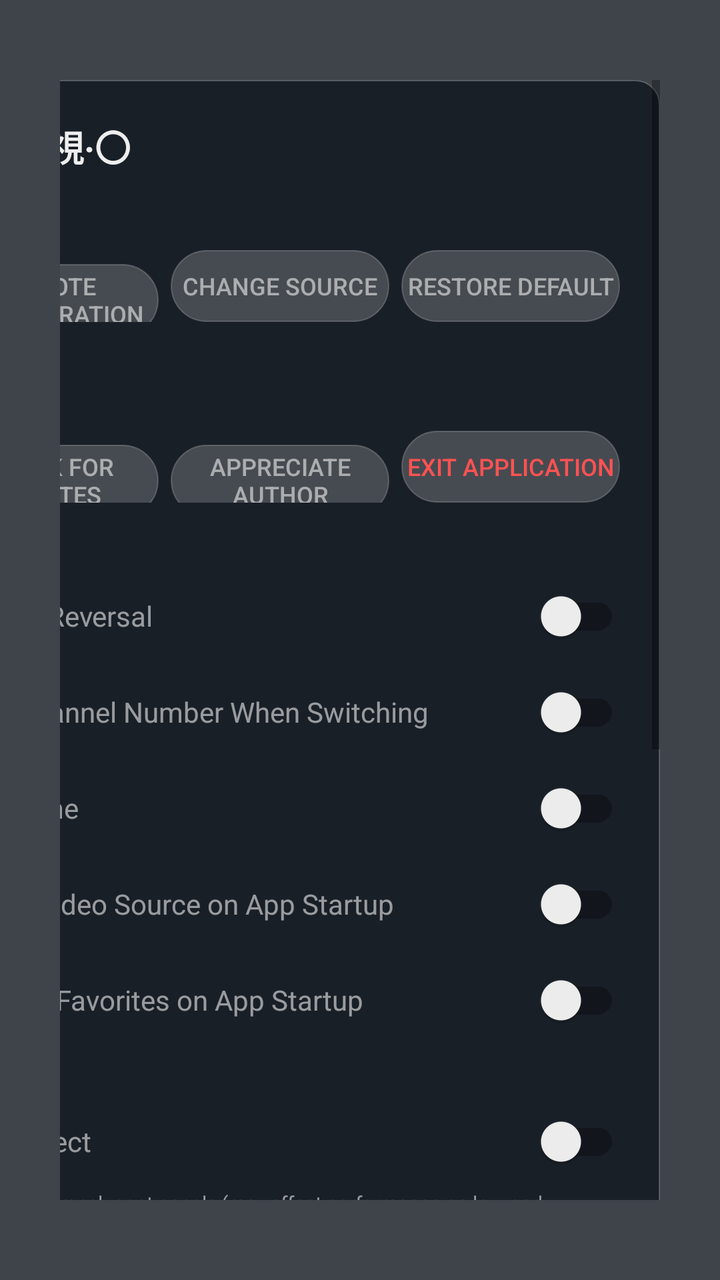
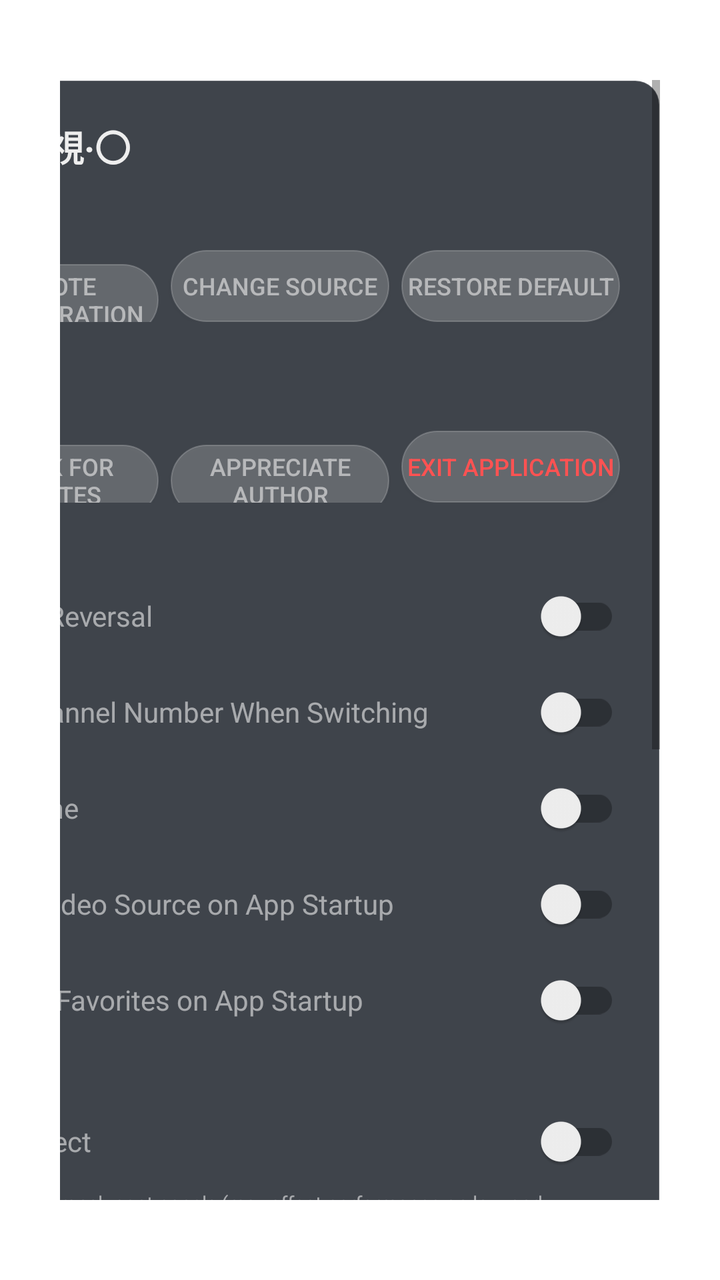

The first picture is an Android layout as it rendered before a commit; the second is the same layout after the commit. The layout source and the unified diff follow.
<!-- AndroidManifest.xml: fallback theme Theme.MaterialComponents.DayNight.NoActionBar -->
<!-- res/layout/setting.xml -->
<?xml version="1.0" encoding="utf-8"?>
<LinearLayout xmlns:android="http://schemas.android.com/apk/res/android"
    xmlns:app="http://schemas.android.com/apk/res-auto"
    android:id="@+id/setting"
    android:layout_width="match_parent"
    android:layout_height="match_parent"
    android:clickable="true"
    android:focusable="false"
    android:background="@color/surface"
    android:gravity="end"
    android:paddingHorizontal="30dp"
    android:paddingVertical="40dp"
    >
    <ScrollView
        android:id="@+id/container"
        android:layout_width="380dp"
        android:layout_height="match_parent"
        android:fillViewport="true"
        >
    <LinearLayout
        android:id="@+id/content"
        android:layout_width="match_parent"
        android:layout_height="wrap_content"
        android:orientation="vertical"
        android:padding="20dp"
        android:background="@drawable/bg_panel_rounded"
        >

        
        <LinearLayout
            android:layout_width="match_parent"
            android:layout_height="wrap_content"
            android:orientation="horizontal"
            android:layout_marginBottom="16dp"
            >
            <androidx.appcompat.widget.AppCompatTextView
                android:id="@+id/name"
                android:layout_width="wrap_content"
                android:layout_height="wrap_content"
                android:textColor="@color/title_blur"
                android:text="@string/app_name"
                android:textSize="18sp"
                android:textStyle="bold"
                android:layout_gravity="bottom" />
            <androidx.appcompat.widget.AppCompatTextView
                android:id="@+id/version_name"
                android:layout_width="wrap_content"
                android:layout_height="wrap_content"
                android:textColor="@color/description_blur"
                android:text=""
                android:textSize="12sp"
                android:layout_gravity="bottom"
                android:layout_marginStart="8dp" />
            <androidx.appcompat.widget.AppCompatTextView
                android:id="@+id/version"
                android:layout_width="wrap_content"
                android:layout_height="wrap_content"
                android:textColor="@color/description_blur"
                android:text=""
                android:textSize="11sp"
                android:layout_gravity="bottom"
                android:layout_marginStart="8dp"
                android:maxLines="1"
                android:ellipsize="end"
                />
        </LinearLayout>

        
        <androidx.appcompat.widget.AppCompatTextView
            android:layout_width="wrap_content"
            android:layout_height="wrap_content"
            android:textColor="@color/description_blur"
            android:textSize="10sp"
            android:text="数据源"
            android:letterSpacing="0.1"
            android:layout_marginBottom="8dp"
            android:textAllCaps="true"/>

        <LinearLayout
            android:layout_width="match_parent"
            android:layout_height="wrap_content"
            android:orientation="horizontal"
            android:layout_marginBottom="4dp"
            >
            <androidx.appcompat.widget.AppCompatButton
                android:id="@+id/remote_settings"
                android:layout_width="0dp"
                android:layout_weight="1"
                android:layout_height="36dp"
                android:background="@drawable/bg_btn_normal"
                android:textColor="@color/description_blur"
                android:layout_marginEnd="6dp"
                android:textSize="12sp"
                android:text="@string/server"
                android:insetTop="0dp"
                android:insetBottom="0dp" />
            <androidx.appcompat.widget.AppCompatButton
                android:id="@+id/confirm_config"
                android:layout_width="0dp"
                android:layout_weight="1"
                android:layout_height="36dp"
                android:background="@drawable/bg_btn_normal"
                android:textColor="@color/description_blur"
                android:layout_marginEnd="6dp"
                android:textSize="12sp"
                android:text="@string/channels"
                android:insetTop="0dp"
                android:insetBottom="0dp" />
            <androidx.appcompat.widget.AppCompatButton
                android:id="@+id/clear"
                android:layout_width="0dp"
                android:layout_weight="1"
                android:layout_height="36dp"
                android:background="@drawable/bg_btn_normal"
                android:textColor="@color/description_blur"
                android:text="@string/clear"
                android:textSize="12sp"
                android:insetTop="0dp"
                android:insetBottom="0dp" />
        </LinearLayout>

        <androidx.appcompat.widget.AppCompatTextView
            android:id="@+id/remote_config_server_text"
            android:layout_width="match_parent"
            android:layout_height="wrap_content"
            android:layout_marginBottom="14dp"
            android:paddingHorizontal="4dp"
            android:textColor="@color/description_blur"
            android:singleLine="true"
            android:ellipsize="middle"
            android:textSize="10sp" />

        
        <androidx.appcompat.widget.AppCompatTextView
            android:layout_width="wrap_content"
            android:layout_height="wrap_content"
            android:textColor="@color/description_blur"
            android:textSize="10sp"
            android:text="应用"
            android:letterSpacing="0.1"
            android:layout_marginBottom="8dp"
            android:textAllCaps="true"/>

        <LinearLayout
            android:layout_width="match_parent"
            android:layout_height="wrap_content"
            android:orientation="horizontal"
            android:layout_marginBottom="14dp"
            >
            <androidx.appcompat.widget.AppCompatButton
                android:id="@+id/check_version"
                android:layout_width="0dp"
                android:layout_weight="1"
                android:layout_height="36dp"
                android:background="@drawable/bg_btn_normal"
                android:textColor="@color/description_blur"
                android:layout_marginEnd="6dp"
                android:textSize="12sp"
                android:text="@string/check_version"
                android:insetTop="0dp"
                android:insetBottom="0dp" />
            <androidx.appcompat.widget.AppCompatButton
                android:id="@+id/appreciate"
                android:layout_width="0dp"
                android:layout_weight="1"
                android:layout_height="36dp"
                android:background="@drawable/bg_btn_normal"
                android:textColor="@color/description_blur"
                android:layout_marginEnd="6dp"
                android:text="@string/appreciate"
                android:textSize="12sp"
                android:insetTop="0dp"
                android:insetBottom="0dp" />
            <androidx.appcompat.widget.AppCompatButton
                android:id="@+id/exit"
                android:layout_width="0dp"
                android:layout_weight="1"
                android:layout_height="36dp"
                android:background="@drawable/bg_btn_normal"
                android:textColor="@color/red"
                android:text="@string/exit"
                android:textSize="12sp"
                android:insetTop="0dp"
                android:insetBottom="0dp" />
        </LinearLayout>

        
        <androidx.appcompat.widget.AppCompatTextView
            android:layout_width="wrap_content"
            android:layout_height="wrap_content"
            android:textColor="@color/description_blur"
            android:textSize="10sp"
            android:text="观看偏好"
            android:letterSpacing="0.1"
            android:layout_marginBottom="4dp"
            android:textAllCaps="true"/>

        <androidx.appcompat.widget.SwitchCompat
            android:id="@+id/switch_channel_reversal"
            android:text="@string/title_channel_reversal"
            android:textColor="@color/description_blur"
            android:textSize="14sp"
            android:layout_width="match_parent"
            android:layout_height="wrap_content"
            app:thumbTint="@color/switch_thumb_color"
            app:trackTint="@color/switch_track_color"
            />
        <androidx.appcompat.widget.SwitchCompat
            android:id="@+id/switch_channel_num"
            android:text="@string/title_channel_num"
            android:textColor="@color/description_blur"
            android:textSize="14sp"
            android:layout_width="match_parent"
            android:layout_height="wrap_content"
            app:thumbTint="@color/switch_thumb_color"
            app:trackTint="@color/switch_track_color"
            />
        <androidx.appcompat.widget.SwitchCompat
            android:id="@+id/switch_time"
            android:text="@string/title_time"
            android:textColor="@color/description_blur"
            android:textSize="14sp"
            android:layout_width="match_parent"
            android:layout_height="wrap_content"
            app:thumbTint="@color/switch_thumb_color"
            app:trackTint="@color/switch_track_color"
            />
        <androidx.appcompat.widget.SwitchCompat
            android:id="@+id/switch_config_auto_load"
            android:text="@string/title_config_auto_load"
            android:textColor="@color/description_blur"
            android:textSize="14sp"
            android:layout_width="match_parent"
            android:layout_height="wrap_content"
            app:thumbTint="@color/switch_thumb_color"
            app:trackTint="@color/switch_track_color"
            />
        <androidx.appcompat.widget.SwitchCompat
            android:id="@+id/switch_default_like"
            android:text="@string/title_default_like"
            android:textColor="@color/description_blur"
            android:textSize="14sp"
            android:layout_width="match_parent"
            android:layout_height="wrap_content"
            app:thumbTint="@color/switch_thumb_color"
            app:trackTint="@color/switch_track_color"
            />

        
        <androidx.appcompat.widget.AppCompatTextView
            android:layout_width="wrap_content"
            android:layout_height="wrap_content"
            android:textColor="@color/description_blur"
            android:textSize="10sp"
            android:text="界面外观"
            android:letterSpacing="0.1"
            android:layout_marginTop="4dp"
            android:layout_marginBottom="4dp"
            android:textAllCaps="true"/>

        <androidx.appcompat.widget.SwitchCompat
            android:id="@+id/switch_glass_blur"
            android:text="@string/title_glass_blur"
            android:textColor="@color/description_blur"
            android:textSize="14sp"
            android:layout_width="match_parent"
            android:layout_height="wrap_content"
            app:thumbTint="@color/switch_thumb_color"
            app:trackTint="@color/switch_track_color"
            />
        <androidx.appcompat.widget.AppCompatTextView
            android:layout_width="match_parent"
            android:layout_height="wrap_content"
            android:textColor="@color/description_blur"
            android:textSize="10sp"
            android:text="@string/title_glass_blur_desc"
            android:layout_marginBottom="4dp"
            android:layout_marginStart="4dp" />

        <androidx.appcompat.widget.SwitchCompat
            android:id="@+id/switch_compact_menu"
            android:text="@string/compact_menu"
            android:textColor="@color/description_blur"
            android:textSize="14sp"
            android:layout_width="match_parent"
            android:layout_height="wrap_content"
            app:thumbTint="@color/switch_thumb_color"
            app:trackTint="@color/switch_track_color"
            />

        
        <androidx.appcompat.widget.AppCompatTextView
            android:layout_width="wrap_content"
            android:layout_height="wrap_content"
            android:textColor="@color/description_blur"
            android:textSize="10sp"
            android:text="显示"
            android:letterSpacing="0.1"
            android:layout_marginTop="4dp"
            android:layout_marginBottom="4dp"
            android:textAllCaps="true"/>

        <androidx.appcompat.widget.SwitchCompat
            android:id="@+id/switch_display_seconds"
            android:text="@string/display_seconds"
            android:textColor="@color/description_blur"
            android:textSize="14sp"
            android:layout_width="match_parent"
            android:layout_height="wrap_content"
            app:thumbTint="@color/switch_thumb_color"
            app:trackTint="@color/switch_track_color"
            />
        <androidx.appcompat.widget.SwitchCompat
            android:id="@+id/switch_show_all_channels"
            android:text="@string/show_all_channels"
            android:textColor="@color/description_blur"
            android:textSize="14sp"
            android:layout_width="match_parent"
            android:layout_height="wrap_content"
            app:thumbTint="@color/switch_thumb_color"
            app:trackTint="@color/switch_track_color"
            />

        
        <androidx.appcompat.widget.AppCompatTextView
            android:layout_width="wrap_content"
            android:layout_height="wrap_content"
            android:textColor="@color/description_blur"
            android:textSize="10sp"
            android:text="播放"
            android:letterSpacing="0.1"
            android:layout_marginTop="4dp"
            android:layout_marginBottom="4dp"
            android:textAllCaps="true"/>

        <androidx.appcompat.widget.SwitchCompat
            android:id="@+id/switch_soft_decode"
            android:text="@string/soft_decode"
            android:textColor="@color/description_blur"
            android:textSize="14sp"
            android:layout_width="match_parent"
            android:layout_height="wrap_content"
            app:thumbTint="@color/switch_thumb_color"
            app:trackTint="@color/switch_track_color"
            />
        <androidx.appcompat.widget.SwitchCompat
            android:id="@+id/switch_repeat_info"
            android:text="@string/title_repeat_info"
            android:textColor="@color/description_blur"
            android:textSize="14sp"
            android:layout_width="match_parent"
            android:layout_height="wrap_content"
            app:thumbTint="@color/switch_thumb_color"
            app:trackTint="@color/switch_track_color"
            />
        <androidx.appcompat.widget.SwitchCompat
            android:id="@+id/switch_boot_startup"
            android:text="@string/title_boot_startup"
            android:textColor="@color/description_blur"
            android:textSize="14sp"
            android:layout_width="match_parent"
            android:layout_height="wrap_content"
            app:thumbTint="@color/switch_thumb_color"
            app:trackTint="@color/switch_track_color"
            />
    </LinearLayout>
    </ScrollView>
</LinearLayout>
<!-- resources referenced by this layout -->
<resources>
  <color name="description_blur">#99EEEEEE</color>
  <color name="red">#FF5252</color>
  <color name="surface">#CC10161F</color>
  <color name="title_blur">#FFEEEEEE</color>
  <!-- drawable bg_btn_normal (drawable) -->
  <?xml version="1.0" encoding="utf-8"?>
  <shape xmlns:android="http://schemas.android.com/apk/res/android">
      <solid android:color="@color/glass_border" />
      <corners android:radius="20dp" />
      <stroke android:color="@color/glass_border" android:width="0.5dp" />
  </shape>
  <!-- drawable bg_panel_rounded (drawable) -->
  <?xml version="1.0" encoding="utf-8"?>
  <shape xmlns:android="http://schemas.android.com/apk/res/android">
      <solid android:color="@color/surface" />
      <corners android:radius="12dp" />
      <stroke android:color="@color/glass_border" android:width="0.5dp" />
  </shape>
  <string name="app_name">我的電視·〇</string>
  <string name="appreciate">Appreciate Author</string>
  <string name="channels">Change Source</string>
  <string name="check_version">Check for Updates</string>
  <string name="clear">Restore Default</string>
  <string name="compact_menu">Compact Menu</string>
  <string name="display_seconds">Display Seconds</string>
  <string name="exit">Exit Application</string>
  <string name="server">Remote Configuration</string>
  <string name="show_all_channels">Show all channels</string>
  <string name="soft_decode">Soft Decode</string>
  <string name="title_boot_startup">Boot Startup</string>
  <string name="title_channel_num">Show Channel Number When Switching</string>
  <string name="title_channel_reversal">Channel Reversal</string>
  <string name="title_config_auto_load">Update Video Source on App Startup</string>
  <string name="title_default_like">Enter My Favorites on App Startup</string>
  <string name="title_glass_blur">Glass Effect</string>
  <string name="title_glass_blur_desc">Use blurred translucent panels (may affect performance on low-end devices)</string>
  <string name="title_repeat_info">Show Video Info During Loop Playback</string>
  <string name="title_time">Show Time</string>
  <color name="glass_border">#33FFFFFF</color>
</resources>

<!-- the commit's change to res/layout/setting.xml (unified diff, before → after) -->
@@ -6,7 +6,6 @@
     android:layout_height="match_parent"
     android:clickable="true"
     android:focusable="false"
-    android:background="@color/surface"
     android:gravity="end"
     android:paddingHorizontal="30dp"
     android:paddingVertical="40dp"
<!-- resource entries referenced after the edit -->
@@ -2,7 +2,6 @@
 <resources>
   <color name="description_blur">#99EEEEEE</color>
   <color name="red">#FF5252</color>
-  <color name="surface">#CC10161F</color>
   <color name="title_blur">#FFEEEEEE</color>
   <!-- drawable bg_btn_normal (drawable) -->
   <?xml version="1.0" encoding="utf-8"?>
@@ -39,5 +38,6 @@
   <string name="title_repeat_info">Show Video Info During Loop Playback</string>
   <string name="title_time">Show Time</string>
   <color name="glass_border">#33FFFFFF</color>
+  <color name="surface">#CC10161F</color>
 </resources>
 
